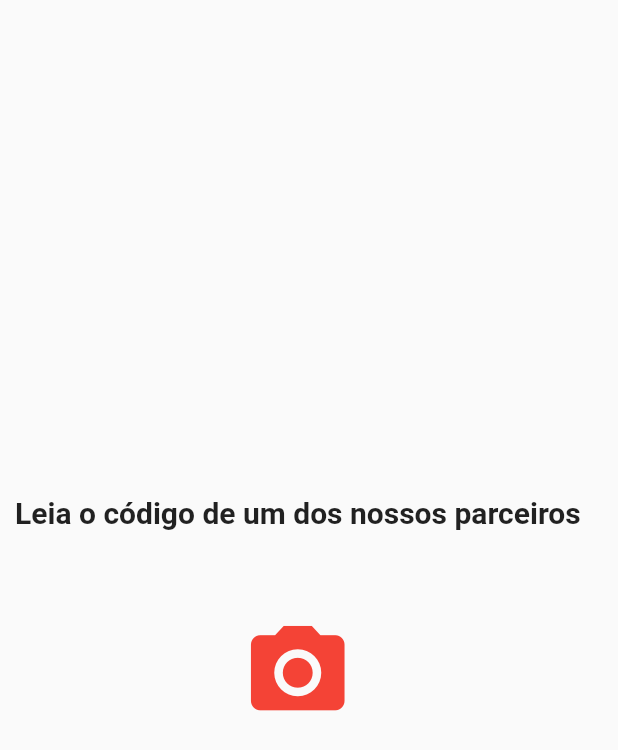
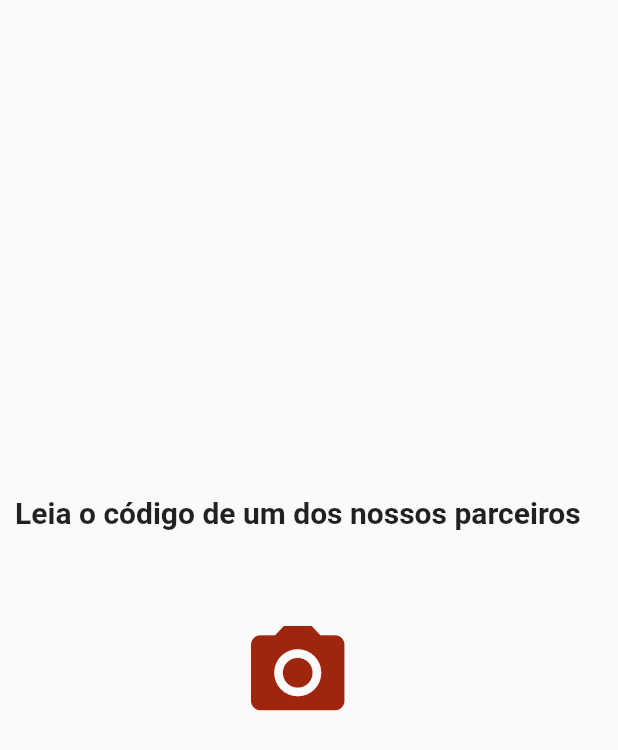
Before and after one commit to LeonTenorio/HackathonCCR, a Flutter app: the ReadBuy screen opened directly, on a phone screen of 412 x 824 dp. Shown: the top 750 px of the screen. Run offline on Flutter 3.47's test engine with Material 2 defaults, Android fonts, the phone set to English and light mode, and no system bars; our stand-ins replace bubble, cloud_firestore, firebase_auth, geolocator, google_maps_flutter, line_icons and 1 more; missing offline and left inert: barcode_scan, google_map_polyline; accounts and stored records are empty.

Commit message:
Troca das corres do app

```diff
--- a/hackathon_ccr/lib/main.dart
+++ b/hackathon_ccr/lib/main.dart
@@ -1,4 +1,5 @@
 import 'package:flutter/material.dart';
+import 'package:hackathon_ccr/functions/HexColor.dart';
 import 'package:hackathon_ccr/models/Locais.dart';
 import 'package:hackathon_ccr/models/User.dart';
 import 'package:hackathon_ccr/screens/Login.dart';
@@ -7,6 +8,10 @@ import 'package:hackathon_ccr/screens/utils/QrCodeGenerator.dart';
 
 final String id_usuario = "usuario_test";
 User user;
+
+final Color redColor = HexColor.fromHex("#9E260E");
+final Color greyColor = HexColor.fromHex("#E9E8E3");
+final Color yellowColor = HexColor.fromHex("#FDB827");
 
 void main() {
   runApp(MyApp());
--- a/hackathon_ccr/lib/screens/NavigatorMenu.dart
+++ b/hackathon_ccr/lib/screens/NavigatorMenu.dart
@@ -1,5 +1,6 @@
 import 'package:flutter/material.dart';
 import 'package:flutter/services.dart';
+import 'package:hackathon_ccr/main.dart';
 import 'package:hackathon_ccr/screens/MapScreen.dart';
 import 'package:hackathon_ccr/screens/ProfileScreen.dart';
 import 'package:hackathon_ccr/screens/ReadBuy.dart';
@@ -59,12 +60,12 @@ class _NavigationMenuState extends State<NavigationMenu> {
         child: _widgetOptions.elementAt(_selectedIndex),
       ),
       bottomNavigationBar: BottomNavigationBar(
-        unselectedItemColor: Colors.white,
+        unselectedItemColor: greyColor,
         backgroundColor: Colors.black,
         type: BottomNavigationBarType.fixed,
         items: _widgets,
         currentIndex: _selectedIndex,
-        selectedItemColor: Colors.deepOrange,
+        selectedItemColor: redColor,
         onTap: _onItemTapped,
       ),
     );
--- a/hackathon_ccr/lib/screens/ReadBuy.dart
+++ b/hackathon_ccr/lib/screens/ReadBuy.dart
@@ -1,5 +1,6 @@
 import 'package:barcode_scan/barcode_scan.dart';
 import 'package:flutter/material.dart';
+import 'package:hackathon_ccr/main.dart';
 import 'package:hackathon_ccr/models/Locais.dart';
 
 class ReadBuy extends StatefulWidget {
@@ -57,6 +58,7 @@ class _ReadBuyState extends State<ReadBuy> {
   Widget build(BuildContext context) {
     if(isLoading){
       return Scaffold(
+        backgroundColor: greyColor,
           body: Padding(
             padding: EdgeInsets.only(left: 10.0, right: 10.0),
             child: Center(
@@ -69,6 +71,7 @@ class _ReadBuyState extends State<ReadBuy> {
     }
     else if(confirmar){
       return Scaffold(
+        backgroundColor: greyColor,
           body: Padding(
             padding: EdgeInsets.only(left: 10.0, right: 10.0),
             child: ListView(
@@ -80,7 +83,7 @@ class _ReadBuyState extends State<ReadBuy> {
                       alignment: Alignment.topCenter,
                       child: CircleAvatar(
                         radius: 50,
-                        backgroundColor: Colors.white,
+                        backgroundColor: greyColor,
                         child: ClipOval(
                           child: Image.network(
                               this.local.icon
@@ -95,6 +98,7 @@ class _ReadBuyState extends State<ReadBuy> {
                 Padding(
                     padding: EdgeInsets.only(left: 10.0, right: 10.0),
                     child: Card(
+                      color: greyColor,
                         child: Padding(
                           padding: EdgeInsets.all(5.0),
                           child: Column(
@@ -106,9 +110,9 @@ class _ReadBuyState extends State<ReadBuy> {
                                   fontWeight: FontWeight.w600
                               ),),
                               SizedBox(height: 2.0,),
-                              Text("Telefone: "+this.local.telefone, style: TextStyle(fontSize: 16.0),),
+                              Text("Telefone: "+this.local.telefone, style: TextStyle(fontSize: 16.0, fontFamily: 'OpenSans',),),
                               SizedBox(height: 5.0,),
-                              Text("Endereço: "+this.local.endereco, style: TextStyle(fontSize: 16.0),),
+                              Text("Endereço: "+this.local.endereco, style: TextStyle(fontSize: 16.0, fontFamily: 'OpenSans',),),
                               SizedBox(height: 5.0,),
                             ],
                           ),
@@ -121,6 +125,7 @@ class _ReadBuyState extends State<ReadBuy> {
                     Padding(
                       padding: EdgeInsets.all(3.0),
                       child: Card(
+                        color: greyColor,
                         child: Padding(
                           padding: EdgeInsets.all(5.0),
                           child: ListView(
@@ -129,9 +134,9 @@ class _ReadBuyState extends State<ReadBuy> {
                             children: [
                               Image.network(this.vantagem.imagem, fit: BoxFit.contain, height: 150.0, alignment: Alignment.topCenter,),
                               SizedBox(height: 2.0,),
-                              Text(this.vantagem.descricao, style: TextStyle(fontSize: 14.0), textAlign: TextAlign.start,),
+                              Text(this.vantagem.descricao, style: TextStyle(fontSize: 14.0, fontFamily: 'OpenSans',), textAlign: TextAlign.start, ),
                               SizedBox(height: 7.0,),
-                              Text("Pontos: "+this.vantagem.pontos.toString(), style: TextStyle(fontSize: 14.0),)
+                              Text("STEPS: "+this.vantagem.pontos.toString(), style: TextStyle(fontSize: 14.0, fontFamily: 'OpenSans',),)
                             ],
                           ),
                         ),
@@ -142,12 +147,12 @@ class _ReadBuyState extends State<ReadBuy> {
                       child: Material(
                         borderRadius: BorderRadius.circular(25.0),
                         child: MaterialButton(
-                          color: Colors.red,
+                          color: redColor,
                           height: 60.0,
                           minWidth: MediaQuery.of(context).size.width,
                           child: Center(
                             child: Text(
-                                "Usar pontos",
+                                "Usar STEPS",
                                 textAlign: TextAlign.center,
                                 style: TextStyle(
                                     fontFamily: 'Roboto',
@@ -172,7 +177,7 @@ class _ReadBuyState extends State<ReadBuy> {
                   child: Material(
                     borderRadius: BorderRadius.circular(25.0),
                     child: MaterialButton(
-                      color: Colors.red,
+                      color: redColor,
                       height: 60.0,
                       minWidth: MediaQuery.of(context).size.width,
                       child: Center(
@@ -218,7 +223,7 @@ class _ReadBuyState extends State<ReadBuy> {
                 IconButton(
                   icon: Icon(Icons.camera_alt),
                   iconSize: 75.0,
-                  color: Colors.red,
+                  color: redColor,
                   onPressed: () async{
                     var result = await BarcodeScanner.scan();
                     print(result.rawContent); // The barcode content
--- a/hackathon_ccr/lib/widgets/PopUpContatos.dart
+++ b/hackathon_ccr/lib/widgets/PopUpContatos.dart
@@ -1,4 +1,5 @@
 import 'package:flutter/material.dart';
+import 'package:hackathon_ccr/main.dart';
 
 class PopUpContatos extends StatelessWidget {
   List<List<String>> contatos = [
@@ -12,6 +13,7 @@ class PopUpContatos extends StatelessWidget {
   @override
   Widget build(BuildContext context) {
     return AlertDialog(
+      backgroundColor: greyColor,
       title: Text("Telefones de emergência"),
       content: Container(
         width: MediaQuery.of(context).size.width*0.8,
@@ -24,6 +26,7 @@ class PopUpContatos extends StatelessWidget {
               return Padding(
                 padding: EdgeInsets.only(top: 2.0, bottom: 2.0),
                 child: Card(
+                  color: greyColor,
                   child: Padding(
                     padding: EdgeInsets.only(top: 2.0, bottom: 2.0, right: 10.0, left: 10.0),
                     child: Column(
@@ -50,7 +53,7 @@ class PopUpContatos extends StatelessWidget {
       ),
       actions: [
         FlatButton(
-          child: Text("Ok"),
+          child: Text("Ok", style: TextStyle(color: redColor),),
           onPressed: (){
             Navigator.pop(context);
           },
--- a/hackathon_ccr/pubspec.yaml
+++ b/hackathon_ccr/pubspec.yaml
@@ -62,6 +62,7 @@ flutter:
     - assets/images/restaurant.png
     - assets/images/health.png
     - assets/images/logo.png
+    - assets/images/steps.png
   #   - images/a_dot_burr.jpeg
   #   - images/a_dot_ham.jpeg
 
```
Also changed, not shown: hackathon_ccr/lib/functions/HexColor.dart (added, +18 -0 lines), hackathon_ccr/lib/screens/ChatBotScreen.dart (+13 -14 lines), hackathon_ccr/lib/screens/Login.dart (+7 -5 lines), hackathon_ccr/lib/screens/MapScreen.dart (+36 -21 lines), hackathon_ccr/lib/screens/ProfileScreen.dart (+21 -17 lines), hackathon_ccr/assets/images/steps.png (added).
